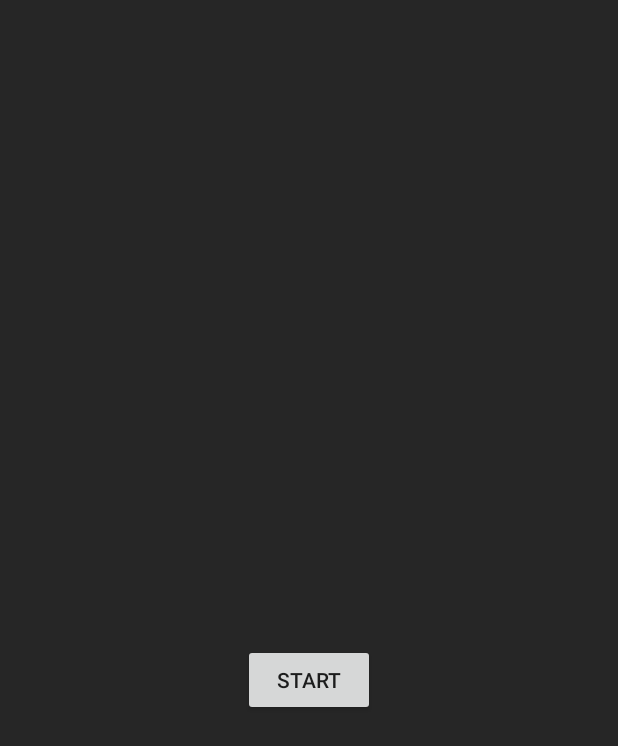
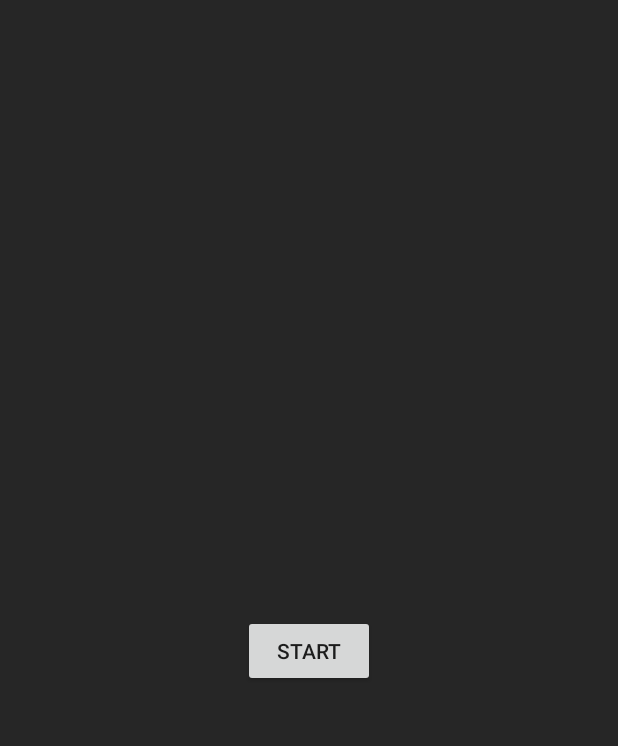
Before and after one commit to wooseong/safetyDistance, an Android app: the screen it shows after launch (MainActivity), on a phone screen of 412 x 824 dp. Shown: the top 746 px of the screen. Run offline under Robolectric (Android 15) with nearby library versions, the light colour scheme and no system bars; 7 statements that could not run were skipped.

Commit message:
UI 초기상태 초기화

```diff
--- a/MyApplication/app/src/main/res/layout/activity_main.xml
+++ b/MyApplication/app/src/main/res/layout/activity_main.xml
@@ -35,23 +35,12 @@
         </threetoone.sleepinessdistance.camera.CameraSourcePreview>
     </LinearLayout>
 
-    <TextView
-        android:id="@+id/textView"
-        android:layout_width="wrap_content"
-        android:layout_height="wrap_content"
-        android:gravity="center_horizontal"
-        android:text=" "
-        android:textAppearance="?android:attr/textAppearanceSmall"
-        android:textStyle="bold"
-        android:layout_below="@+id/linearlayout"
-        android:layout_centerHorizontal="true"/>
-
     <Button
         android:id="@+id/start_button"
         android:layout_width="wrap_content"
         android:layout_height="wrap_content"
         android:text="start"
-        android:layout_below="@id/textView"
+        android:layout_below="@id/linearlayout"
         android:layout_centerInParent="true"/>
     </RelativeLayout>
 </LinearLayout>
```
